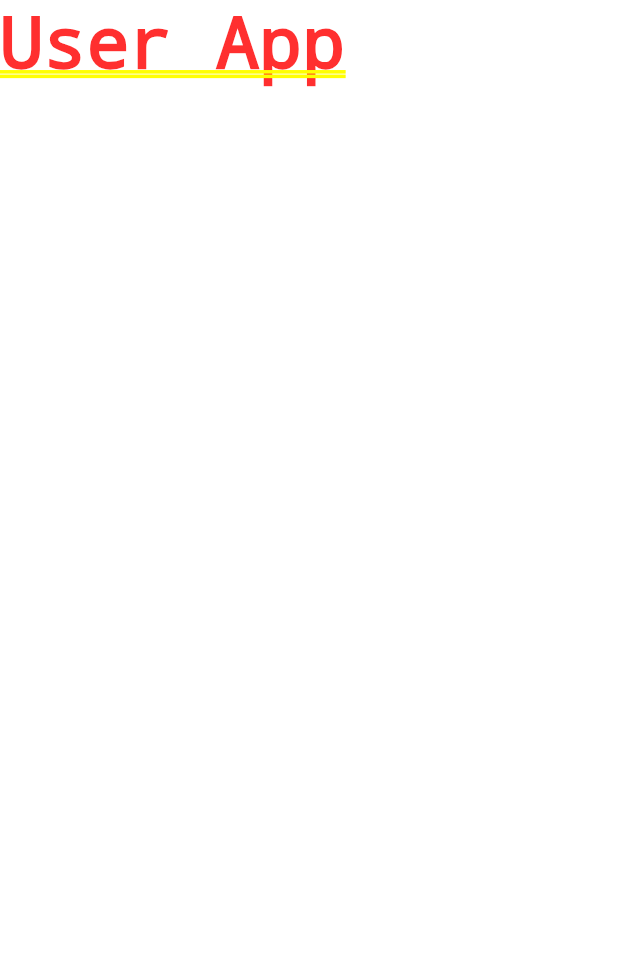
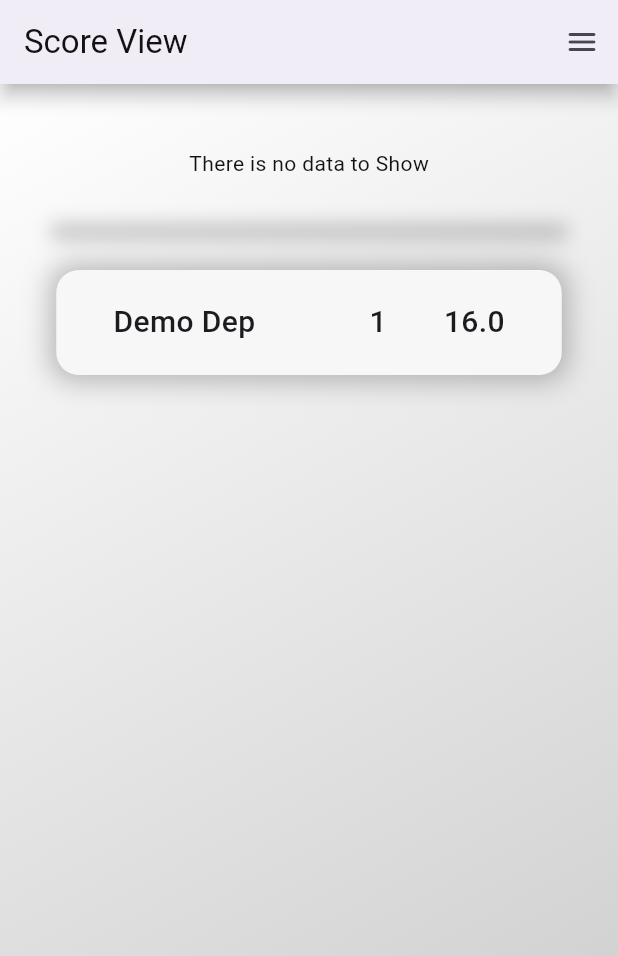
Before and after one commit to Pushpender-18/CUFest, a Flutter app: the screen it shows after launch, on a phone screen of 412 x 824 dp. Shown: the top 956 px of the screen. Run offline on Flutter 3.47's test engine with Material 3 defaults, Android fonts, the phone set to English and light mode, and no system bars; our stand-ins replace cloud_firestore, firebase_core; accounts and stored records are empty.

Commit message:
Added ScoreView Added data provider for event and department data Added score screen with bar graph but just ui and its not functional Added Deaprtment card code

```diff
--- /dev/null
+++ b/user/lib/data_provider.dart
@@ -0,0 +1,45 @@
+import 'package:flutter/foundation.dart';
+import 'package:cloud_firestore/cloud_firestore.dart';
+
+class EventRepository extends ChangeNotifier {
+  EventRepository();
+
+  final CollectionReference collection =
+      FirebaseFirestore.instance.collection('events');
+
+  List<Map<String, Map<String, dynamic>>> getData() {
+    //  Event Data Format
+    List<Map<String, Map<String, dynamic>>> eventData = [];
+    collection.get().then((value) {
+      final events = value.docs;
+      for (QueryDocumentSnapshot event in events) {
+        final data = event.data() as Map<String, dynamic>;
+        eventData.add({event.id: data});
+      }
+    });
+    return eventData;
+  }
+}
+
+class DepartmentRepository extends ChangeNotifier {
+  DepartmentRepository();
+
+  final collection = FirebaseFirestore.instance.collection('departments');
+
+  Map<String, Map<String, dynamic>> getData() {
+    //  Department Data Format
+    Map<String, Map<String, dynamic>> graphData = {};
+    collection.get().then((value) {
+      final standings = value.docs;
+      for (QueryDocumentSnapshot standing in standings) {
+        final data = standing.data() as Map<String, dynamic>;
+        graphData[standing.id] = data;
+      }
+    });
+    return graphData;
+  }
+}
+
+class ScreenState extends ChangeNotifier {
+  ScreenState();
+}
--- a/user/lib/main.dart
+++ b/user/lib/main.dart
@@ -1,6 +1,9 @@
 import 'package:flutter/material.dart';
 import 'package:firebase_core/firebase_core.dart';
+import 'package:provider/provider.dart';
+import 'package:user/data_provider.dart';
 import 'firebase_options.dart';
+import 'screen/socre_screen.dart';
 
 void main() async {
   WidgetsFlutterBinding.ensureInitialized();
@@ -9,8 +12,27 @@
   );
 
   runApp(
-    const MaterialApp(
-      home: Text("User App"),
+    MultiProvider(
+      providers: [
+        ChangeNotifierProvider(
+          create: (_) => EventRepository(),
+        ),
+      ],
+      child: const MainPage(),
     ),
   );
 }
+
+class MainPage extends StatefulWidget {
+  const MainPage({super.key});
+
+  @override
+  State<MainPage> createState() => _MainPageState();
+}
+
+class _MainPageState extends State<MainPage> {
+  @override
+  Widget build(BuildContext context) {
+    return const ScorePage();
+  }
+}
--- /dev/null
+++ b/user/lib/screen/socre_screen.dart
@@ -0,0 +1,89 @@
+import 'package:flutter/material.dart';
+import 'package:user/widgets/department_card.dart';
+import 'package:user/widgets/bar_graph.dart';
+
+class ScorePage extends StatefulWidget {
+  const ScorePage({super.key});
+
+  @override
+  State<ScorePage> createState() => _ScorePageState();
+}
+
+class _ScorePageState extends State<ScorePage> {
+  @override
+  Widget build(BuildContext context) {
+    return MaterialApp(
+      theme: ThemeData(useMaterial3: true),
+      home: Scaffold(
+        appBar: AppBar(
+          shadowColor: Colors.black,
+          elevation: 5,
+          backgroundColor: const Color.fromARGB(255, 255, 255, 255),
+          title: const Text(
+            "Score View",
+            style: TextStyle(
+              color: Color(0xff121213),
+              fontFamily: 'Roboto',
+            ),
+          ),
+          actions: [
+            IconButton(
+              onPressed: () {},
+              icon: const Icon(Icons.menu_rounded),
+            ),
+          ],
+        ),
+        body: Container(
+          width: double.maxFinite,
+          height: double.maxFinite,
+          decoration: const BoxDecoration(
+            gradient: LinearGradient(
+              colors: [
+                Color.fromARGB(255, 255, 255, 255),
+                Color.fromARGB(255, 200, 200, 200),
+              ],
+              begin: Alignment.topLeft,
+              end: Alignment.bottomRight,
+            ),
+          ),
+          child: Column(
+            mainAxisAlignment: MainAxisAlignment.start,
+            crossAxisAlignment: CrossAxisAlignment.center,
+            children: [
+              const SizedBox(
+                height: 43,
+              ),
+              const BarGraph(
+                depNames: [],
+                points: [],
+              ),
+              const SizedBox(
+                height: 35,
+              ),
+              Container(
+                width: 336,
+                height: 1,
+                decoration: const BoxDecoration(
+                    borderRadius: BorderRadius.all(
+                      Radius.circular(2),
+                    ),
+                    color: Color.fromARGB(2, 231, 229, 229),
+                    boxShadow: [
+                      BoxShadow(
+                        color: Colors.black26,
+                        blurRadius: 10,
+                        spreadRadius: 4,
+                      )
+                    ]),
+              ),
+              const SizedBox(
+                height: 25,
+              ),
+              const DepartmentCard(name: "Demo Dep", points: 16, pos: 1),
+            ],
+          ),
+        ),
+      ),
+    );
+  }
+}
--- /dev/null
+++ b/user/lib/widgets/bar.dart
@@ -0,0 +1,23 @@
+import 'package:flutter/material.dart';
+
+class Bar extends StatelessWidget {
+  const Bar({super.key, required this.heightRatio, required this.color});
+
+  final double heightRatio;
+  final Color color;
+
+  @override
+  Widget build(BuildContext context) {
+    return Container(
+      width: 40,
+      height: 147 * heightRatio,
+      decoration: BoxDecoration(
+        color: color,
+        borderRadius: const BorderRadius.only(
+          topLeft: Radius.circular(8),
+          topRight: Radius.circular(8),
+        ),
+      ),
+    );
+  }
+}
--- /dev/null
+++ b/user/lib/widgets/bar_graph.dart
@@ -0,0 +1,69 @@
+import 'package:flutter/material.dart';
+import 'package:user/widgets/bar.dart';
+
+class BarGraph extends StatelessWidget {
+  const BarGraph({super.key, required this.depNames, required this.points});
+
+  final List<String> depNames;
+  final List<double> points;
+
+  @override
+  Widget build(BuildContext context) {
+    final List<Color> barColors = [
+      const Color.fromARGB(255, 126, 48, 225),
+      const Color.fromARGB(255, 137, 102, 247),
+      const Color.fromARGB(255, 99, 166, 255),
+      const Color.fromARGB(255, 67, 215, 239),
+      const Color.fromARGB(255, 162, 162, 204),
+    ];
+    return depNames.isEmpty
+        ? const Center(
+            child: Text(
+              "There is no data to Show",
+              style: TextStyle(
+                color: Color(0xff121213),
+                fontFamily: "Roboto",
+              ),
+            ),
+          )
+        : Container(
+            height: 198,
+            width: 337,
+            decoration: const BoxDecoration(
+              borderRadius: BorderRadius.all(
+                Radius.circular(15),
+              ),
+              boxShadow: [
+                BoxShadow(
+                  color: Colors.black26,
+                  spreadRadius: 4,
+                  blurRadius: 15,
+                ),
+              ],
+              color: Color.fromARGB(255, 247, 247, 247),
+            ),
+            child: Column(
+              crossAxisAlignment: CrossAxisAlignment.start,
+              mainAxisAlignment: MainAxisAlignment.end,
+              children: [
+                Row(
+                  crossAxisAlignment: CrossAxisAlignment.end,
+                  mainAxisAlignment: MainAxisAlignment.start,
+                  children: [
+                    const SizedBox(
+                      width: 28,
+                    ),
+                    Bar(
+                      heightRatio: 1,
+                      color: barColors[0],
+                    ),
+                  ],
+                ),
+                const SizedBox(
+                  height: 29,
+                ),
+              ],
+            ),
+          );
+  }
+}
--- /dev/null
+++ b/user/lib/widgets/department_card.dart
@@ -0,0 +1,60 @@
+import 'package:flutter/material.dart';
+
+class DepartmentCard extends StatelessWidget {
+  const DepartmentCard(
+      {super.key, required this.name, required this.points, required this.pos});
+
+  final String name;
+  final double points;
+  final int pos;
+
+  @override
+  Widget build(BuildContext context) {
+    return Container(
+      height: 70,
+      width: 337,
+      decoration: const BoxDecoration(
+        color: Color.fromARGB(255, 247, 247, 247),
+        borderRadius: BorderRadius.all(
+          Radius.circular(15),
+        ),
+        boxShadow: [
+          BoxShadow(color: Colors.black26, spreadRadius: 4, blurRadius: 15),
+        ],
+      ),
+      child: Row(
+        crossAxisAlignment: CrossAxisAlignment.center,
+        mainAxisAlignment: MainAxisAlignment.spaceEvenly,
+        children: [
+          Text(
+            name,
+            style: const TextStyle(
+              fontFamily: "Roboto",
+              fontWeight: FontWeight.w500,
+              fontSize: 20,
+            ),
+          ),
+          const SizedBox(
+            width: 0,
+          ),
+          Text(
+            pos.toString(),
+            style: const TextStyle(
+              fontFamily: "Roboto",
+              fontWeight: FontWeight.w500,
+              fontSize: 20,
+            ),
+          ),
+          Text(
+            points.toString(),
+            style: const TextStyle(
+              fontFamily: "Roboto",
+              fontWeight: FontWeight.w500,
+              fontSize: 20,
+            ),
+          ),
+        ],
+      ),
+    );
+  }
+}
```
